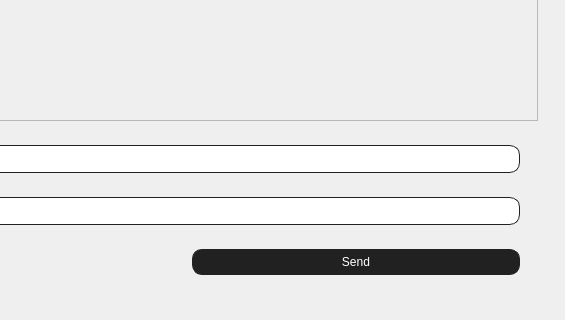
Above: PWChat/client/ui/mainwindow.ui from sarek167/PWChat before the change; both pictures show x 433 to 998 and y 323 to 643 of the 998 by 643 pixel window. Below: the same form after it.
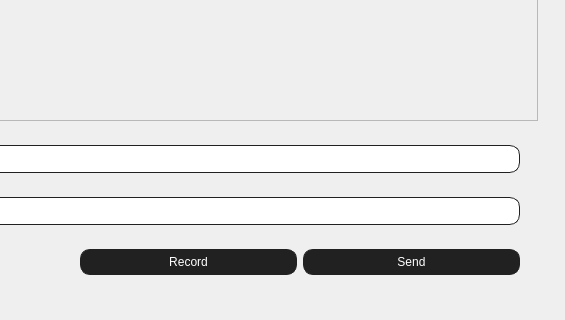
That is the form after the change. Icons and pictures are not drawn.

Commit message: !➕ added: working and receiving of audio messages - initial version

What changed in the file:
```diff
--- a/PWChat/client/ui/mainwindow.ui
+++ b/PWChat/client/ui/mainwindow.ui
@@ -313,6 +313,13 @@
                   </property>
                  </widget>
                 </item>
+                <item>
+                 <widget class="QPushButton" name="btnRecordAudio">
+                  <property name="text">
+                   <string>Record</string>
+                  </property>
+                 </widget>
+                </item>
                 <item>
                  <widget class="QPushButton" name="btnSend">
                   <property name="text">
```
The commit also changes 17 other files.
